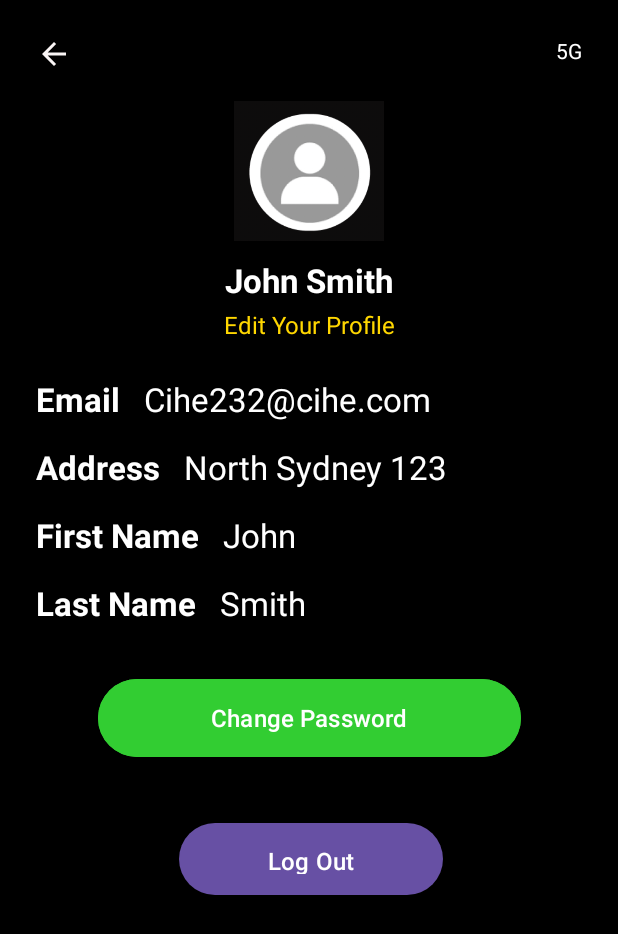
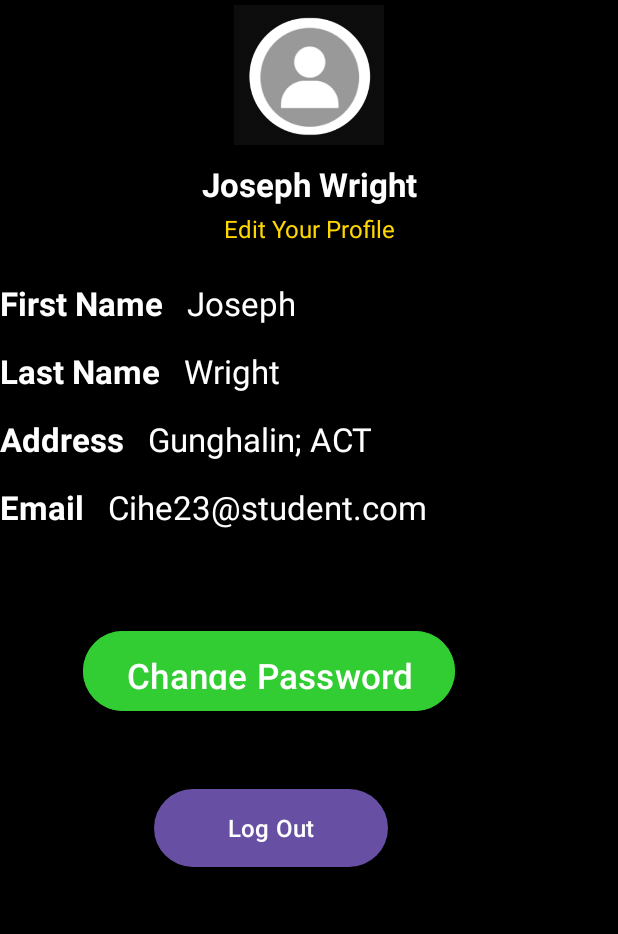
Before and after one commit to Baralsurekha/Task-management, an Android app: the Userdetails screen opened directly, with no data from a screen before it, on a phone screen of 412 x 824 dp. Shown: the top 934 px of the screen. Run offline under Robolectric (Android 15) with nearby library versions, the phone set to English and light mode, and no system bars.

Commit message:
newer changes

```diff
--- a/app/src/main/java/com/example/taskmanagement/Userdetails.java
+++ b/app/src/main/java/com/example/taskmanagement/Userdetails.java
@@ -1,6 +1,9 @@
 package com.example.taskmanagement;
 
+import android.content.Intent;
 import android.os.Bundle;
+import android.view.View;
+import android.widget.ImageView;
 
 import androidx.activity.EdgeToEdge;
 import androidx.appcompat.app.AppCompatActivity;
@@ -15,10 +18,11 @@ public class Userdetails extends AppCompatActivity {
         super.onCreate(savedInstanceState);
         EdgeToEdge.enable(this);
         setContentView(R.layout.activity_userdetails);
-        ViewCompat.setOnApplyWindowInsetsListener(findViewById(R.id.main), (v, insets) -> {
+        ViewCompat.setOnApplyWindowInsetsListener(findViewById(R.id.mainlayout), (v, insets) -> {
             Insets systemBars = insets.getInsets(WindowInsetsCompat.Type.systemBars());
             v.setPadding(systemBars.left, systemBars.top, systemBars.right, systemBars.bottom);
             return insets;
         });
+
     }
 }
--- /dev/null
+++ b/app/src/main/res/drawable/baseline_add_task_24.xml
@@ -0,0 +1,5 @@
+<vector xmlns:android="http://schemas.android.com/apk/res/android" android:height="24dp" android:tint="#FAF5F5" android:viewportHeight="24" android:viewportWidth="24" android:width="24dp">
+
+    <path android:fillColor="@android:color/white" android:pathData="M22,5.18L10.59,16.6l-4.24,-4.24l1.41,-1.41l2.83,2.83l10,-10L22,5.18zM12,20c-4.41,0 -8,-3.59 -8,-8s3.59,-8 8,-8c1.57,0 3.04,0.46 4.28,1.25l1.45,-1.45C16.1,2.67 14.13,2 12,2C6.48,2 2,6.48 2,12s4.48,10 10,10c1.73,0 3.36,-0.44 4.78,-1.22l-1.5,-1.5C14.28,19.74 13.17,20 12,20zM19,15h-3v2h3v3h2v-3h3v-2h-3v-3h-2V15z"/>
+
+</vector>
--- a/app/src/main/res/layout/activity_homepage.xml
+++ b/app/src/main/res/layout/activity_homepage.xml
@@ -75,15 +75,13 @@
         app:layout_constraintTop_toBottomOf="@+id/textView14" />
 
     <SearchView
-        android:layout_width="253dp"
-        android:layout_height="53dp"
+        android:layout_width="245dp"
+        android:layout_height="52dp"
         android:layout_marginStart="4dp"
         android:background="#DCF8F4F4"
         android:backgroundTint="#F6F3F3"
         android:contextClickable="true"
         android:queryHint="Enter Task Name"
-        app:layout_constraintEnd_toEndOf="parent"
-        app:layout_constraintHorizontal_bias="0.111"
         app:layout_constraintStart_toStartOf="@+id/guideline19"
         app:layout_constraintTop_toTopOf="@+id/guideline12" />
 
@@ -101,7 +99,7 @@
         app:layout_constraintStart_toStartOf="@+id/guideline19"
         app:layout_constraintTop_toTopOf="@+id/guideline24"
         app:layout_constraintVertical_bias="0.325"
-        app:srcCompat="@drawable/add" />
+        app:srcCompat="@drawable/baseline_add_task_24" />
 
     <ImageView
         android:id="@+id/imageView4"
--- a/app/src/main/res/layout/activity_userdetails.xml
+++ b/app/src/main/res/layout/activity_userdetails.xml
@@ -7,198 +7,186 @@
     android:background="#000000">
 
     <androidx.constraintlayout.widget.ConstraintLayout
+        android:id="@+id/mainlayout"
         android:layout_width="match_parent"
         android:layout_height="wrap_content"
         android:padding="24dp">
 
         <!-- Network Status -->
-        <TextView
-            android:id="@+id/networkStatus"
-            android:layout_width="wrap_content"
-            android:layout_height="wrap_content"
-            android:text="5G"
-            android:textColor="#FFFFFF"
-            android:textSize="14sp"
-            app:layout_constraintTop_toTopOf="parent"
-            app:layout_constraintEnd_toEndOf="parent" />
 
         <!-- Back Button -->
-        <ImageView
-            android:id="@+id/btnBack"
-            android:layout_width="24dp"
-            android:layout_height="24dp"
-            android:src="@drawable/baseline_arrow_back_24"
-        android:contentDescription="Back"
-        app:layout_constraintTop_toTopOf="parent"
-        app:layout_constraintStart_toStartOf="parent" />
 
         <!-- Profile Image -->
         <ImageView
             android:id="@+id/profileImage"
             android:layout_width="100dp"
             android:layout_height="100dp"
-            android:layout_marginTop="16dp"
+            android:contentDescription="Profile Photo"
             android:src="@drawable/user"
-        android:contentDescription="Profile Photo"
-        app:layout_constraintTop_toBottomOf="@id/btnBack"
-        app:layout_constraintStart_toStartOf="parent"
-        app:layout_constraintEnd_toEndOf="parent" />
+            app:layout_constraintEnd_toEndOf="parent"
+            app:layout_constraintStart_toStartOf="parent"
+            app:layout_constraintTop_toTopOf="parent" />
 
         <!-- User Name -->
         <TextView
             android:id="@+id/tvUserName"
             android:layout_width="wrap_content"
             android:layout_height="wrap_content"
-            android:text="John Smith"
+            android:layout_marginTop="8dp"
+            android:text="Joseph Wright"
             android:textColor="#FFFFFF"
             android:textSize="22sp"
             android:textStyle="bold"
-            app:layout_constraintTop_toBottomOf="@id/profileImage"
+            app:layout_constraintEnd_toEndOf="parent"
             app:layout_constraintStart_toStartOf="parent"
-            app:layout_constraintEnd_toEndOf="parent"
-            android:layout_marginTop="8dp" />
+            app:layout_constraintTop_toBottomOf="@id/profileImage" />
 
         <TextView
             android:id="@+id/tvEditProfile"
             android:layout_width="wrap_content"
             android:layout_height="wrap_content"
+            android:layout_marginTop="4dp"
             android:text="Edit Your Profile"
             android:textColor="#FFD700"
             android:textSize="16sp"
-            app:layout_constraintTop_toBottomOf="@id/tvUserName"
+            app:layout_constraintEnd_toEndOf="parent"
             app:layout_constraintStart_toStartOf="parent"
-            app:layout_constraintEnd_toEndOf="parent"
-            android:layout_marginTop="4dp" />
+            app:layout_constraintTop_toBottomOf="@id/tvUserName" />
 
 
         <TextView
-            android:id="@+id/labelEmail"
+            android:id="@+id/labelfirstname"
             android:layout_width="wrap_content"
             android:layout_height="wrap_content"
-            android:text="Email"
+            android:layout_marginTop="24dp"
+            android:text="First Name"
             android:textColor="#FFFFFF"
+            android:textSize="22sp"
             android:textStyle="bold"
-            android:textSize="22sp"
-            app:layout_constraintTop_toBottomOf="@id/tvEditProfile"
             app:layout_constraintStart_toStartOf="parent"
-            android:layout_marginTop="24dp" />
+            app:layout_constraintTop_toBottomOf="@id/tvEditProfile" />
 
         <TextView
-            android:id="@+id/tvEmail"
+            android:id="@+id/tvfirstname"
             android:layout_width="0dp"
             android:layout_height="wrap_content"
-            android:text="Cihe232@cihe.com"
+            android:layout_marginStart="16dp"
+            android:text="Joseph"
             android:textColor="#FFFFFF"
             android:textSize="22sp"
-            app:layout_constraintTop_toTopOf="@id/labelEmail"
-            app:layout_constraintStart_toEndOf="@id/labelEmail"
             app:layout_constraintEnd_toEndOf="parent"
-            android:layout_marginStart="16dp" />
+            app:layout_constraintStart_toEndOf="@id/labelfirstname"
+            app:layout_constraintTop_toTopOf="@id/labelfirstname" />
 
         <!-- Address -->
         <TextView
-            android:id="@+id/labelAddress"
+            android:id="@+id/labellastname"
             android:layout_width="wrap_content"
             android:layout_height="wrap_content"
-            android:text="Address"
-            android:textColor="#FFFFFF"
-            android:textStyle="bold"
-            android:textSize="22sp"
-            app:layout_constraintTop_toBottomOf="@id/labelEmail"
-            app:layout_constraintStart_toStartOf="parent"
-            android:layout_marginTop="16dp" />
-
-        <TextView
-            android:id="@+id/tvAddress"
-            android:layout_width="0dp"
-            android:layout_height="wrap_content"
-            android:text="North Sydney 123"
+            android:layout_marginTop="16dp"
+            android:text="Last Name"
             android:textColor="#FFFFFF"
             android:textSize="22sp"
-            app:layout_constraintTop_toTopOf="@id/labelAddress"
-            app:layout_constraintStart_toEndOf="@id/labelAddress"
-            app:layout_constraintEnd_toEndOf="parent"
-            android:layout_marginStart="16dp" />
+            android:textStyle="bold"
+            app:layout_constraintStart_toStartOf="parent"
+            app:layout_constraintTop_toBottomOf="@id/labelfirstname" />
 
         <!-- First Name -->
         <TextView
-            android:id="@+id/labelFirstName"
+            android:id="@+id/tvlastname"
+            android:layout_width="0dp"
+            android:layout_height="wrap_content"
+            android:layout_marginStart="16dp"
+            android:text="Wright"
+            android:textColor="#FFFFFF"
+            android:textSize="22sp"
+            app:layout_constraintEnd_toEndOf="parent"
+            app:layout_constraintHorizontal_bias="0.0"
+            app:layout_constraintStart_toEndOf="@id/labellastname"
+            app:layout_constraintTop_toTopOf="@id/labellastname" />
+
+        <TextView
+            android:id="@+id/labeladdress"
             android:layout_width="wrap_content"
             android:layout_height="wrap_content"
-            android:text="First Name"
-            android:textColor="#FFFFFF"
-            android:textStyle="bold"
-            android:textSize="22sp"
-            app:layout_constraintTop_toBottomOf="@id/labelAddress"
-            app:layout_constraintStart_toStartOf="parent"
-            android:layout_marginTop="16dp" />
-
-        <TextView
-            android:id="@+id/tvFirstName"
-            android:layout_width="0dp"
-            android:layout_height="wrap_content"
-            android:text="John"
+            android:layout_marginTop="16dp"
+            android:text="Address"
             android:textColor="#FFFFFF"
             android:textSize="22sp"
-            app:layout_constraintTop_toTopOf="@id/labelFirstName"
-            app:layout_constraintStart_toEndOf="@id/labelFirstName"
-            app:layout_constraintEnd_toEndOf="parent"
-            android:layout_marginStart="16dp" />
+            android:textStyle="bold"
+            app:layout_constraintStart_toStartOf="parent"
+            app:layout_constraintTop_toBottomOf="@id/labellastname" />
 
         <!-- Last Name -->
         <TextView
-            android:id="@+id/labelLastName"
+            android:id="@+id/tvaddress"
+            android:layout_width="0dp"
+            android:layout_height="wrap_content"
+            android:layout_marginStart="16dp"
+            android:text="Gunghalin; ACT"
+            android:textColor="#FFFFFF"
+            android:textSize="22sp"
+            app:layout_constraintEnd_toEndOf="parent"
+            app:layout_constraintHorizontal_bias="0.0"
+            app:layout_constraintStart_toEndOf="@id/labeladdress"
+            app:layout_constraintTop_toTopOf="@id/labeladdress" />
+
+        <TextView
+            android:id="@+id/labelemail"
             android:layout_width="wrap_content"
             android:layout_height="wrap_content"
-            android:text="Last Name"
+            android:layout_marginTop="16dp"
+            android:text="Email"
             android:textColor="#FFFFFF"
+            android:textSize="22sp"
             android:textStyle="bold"
-            android:textSize="22sp"
-            app:layout_constraintTop_toBottomOf="@id/labelFirstName"
             app:layout_constraintStart_toStartOf="parent"
-            android:layout_marginTop="16dp" />
+            app:layout_constraintTop_toBottomOf="@id/labeladdress" />
+
+        <!-- Button -->
+
 
         <TextView
-            android:id="@+id/tvLastName"
+            android:id="@+id/tvemail"
             android:layout_width="0dp"
             android:layout_height="wrap_content"
-            android:text="Smith"
+            android:layout_marginStart="16dp"
+            android:text="Cihe23@student.com"
             android:textColor="#FFFFFF"
             android:textSize="22sp"
-            app:layout_constraintTop_toTopOf="@id/labelLastName"
-            app:layout_constraintStart_toEndOf="@id/labelLastName"
             app:layout_constraintEnd_toEndOf="parent"
-            android:layout_marginStart="16dp" />
+            app:layout_constraintHorizontal_bias="0.0"
+            app:layout_constraintStart_toEndOf="@id/labelemail"
+            app:layout_constraintTop_toTopOf="@id/labelemail" />
 
-        <!-- Button -->
         <Button
             android:id="@+id/btnUpdateDetails"
-            android:layout_width="282dp"
-            android:layout_height="60dp"
-            android:layout_marginTop="32dp"
+            android:layout_width="248dp"
+            android:layout_height="61dp"
+            android:layout_marginTop="64dp"
             android:backgroundTint="#32CD32"
             android:padding="14dp"
             android:text="Change Password"
             android:textAllCaps="false"
             android:textColor="#FFFFFF"
-            android:textSize="16sp"
+            android:textSize="23sp"
             app:layout_constraintEnd_toEndOf="parent"
+            app:layout_constraintHorizontal_bias="0.339"
             app:layout_constraintStart_toStartOf="parent"
-            app:layout_constraintTop_toBottomOf="@id/labelLastName" />
-
+            app:layout_constraintTop_toBottomOf="@id/labelemail" />
 
         <Button
             android:id="@+id/logout"
-            android:layout_width="176dp"
-            android:layout_height="56dp"
-            android:layout_marginTop="36dp"
+            android:layout_width="156dp"
+            android:layout_height="60dp"
+            android:layout_marginTop="44dp"
             android:padding="14dp"
             android:text="Log Out"
             android:textAllCaps="false"
             android:textColor="#FFFFFF"
             android:textSize="16sp"
             app:layout_constraintEnd_toEndOf="parent"
-            app:layout_constraintHorizontal_bias="0.506"
+            app:layout_constraintHorizontal_bias="0.4"
             app:layout_constraintStart_toStartOf="parent"
             app:layout_constraintTop_toBottomOf="@+id/btnUpdateDetails" />
 
```
